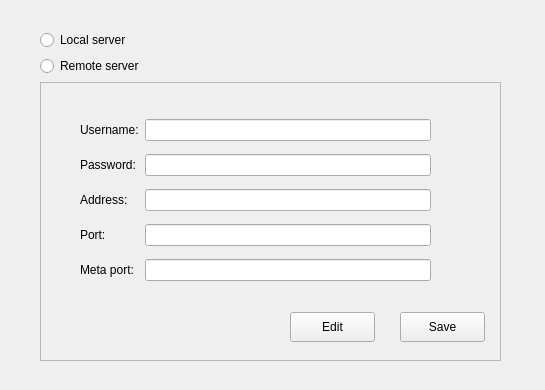
ilastik/ilastik, file ilastik/applets/serverConfiguration/serverConfig.ui: the form before one commit.
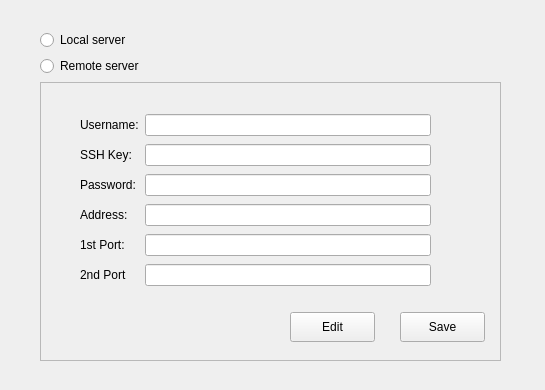
The form after the commit.

The edit to the form file:
```diff
--- a/ilastik/applets/serverConfiguration/serverConfig.ui
+++ b/ilastik/applets/serverConfiguration/serverConfig.ui
@@ -48,10 +48,20 @@
         </rect>
        </property>
        <layout class="QGridLayout" name="gridLayout_3">
-        <item row="1" column="0">
-         <widget class="QLabel" name="passwordLabel">
+        <item row="2" column="1">
+         <widget class="QLineEdit" name="password"/>
+        </item>
+        <item row="6" column="0">
+         <widget class="QLabel" name="port1Label">
           <property name="text">
-           <string>Password:</string>
+           <string>1st Port:</string>
+          </property>
+         </widget>
+        </item>
+        <item row="4" column="0">
+         <widget class="QLabel" name="addressLabel">
+          <property name="text">
+           <string>Address:</string>
           </property>
          </widget>
         </item>
@@ -65,38 +75,38 @@
         <item row="0" column="1">
          <widget class="QLineEdit" name="username"/>
         </item>
-        <item row="1" column="1">
-         <widget class="QLineEdit" name="password"/>
+        <item row="6" column="1">
+         <widget class="QLineEdit" name="port1"/>
         </item>
         <item row="2" column="0">
-         <widget class="QLabel" name="addressLabel">
+         <widget class="QLabel" name="passwordLabel">
           <property name="text">
-           <string>Address:</string>
+           <string>Password:</string>
           </property>
          </widget>
         </item>
-        <item row="3" column="0">
-         <widget class="QLabel" name="portLabel">
-          <property name="text">
-           <string>Port:</string>
-          </property>
-         </widget>
-        </item>
-        <item row="4" column="0">
-         <widget class="QLabel" name="meta_portLabel">
-          <property name="text">
-           <string>Meta port:</string>
-          </property>
-         </widget>
-        </item>
-        <item row="2" column="1">
-         <widget class="QLineEdit" name="address"/>
-        </item>
-        <item row="3" column="1">
-         <widget class="QLineEdit" name="port"/>
-        </item>
         <item row="4" column="1">
-         <widget class="QLineEdit" name="meta_port"/>
+         <widget class="QLineEdit" name="address"/>
+        </item>
+        <item row="7" column="1">
+         <widget class="QLineEdit" name="port2"/>
+        </item>
+        <item row="7" column="0">
+         <widget class="QLabel" name="port2Label">
+          <property name="text">
+           <string>2nd Port</string>
+          </property>
+         </widget>
+        </item>
+        <item row="1" column="1">
+         <widget class="QLineEdit" name="ssh_key"/>
+        </item>
+        <item row="1" column="0">
+         <widget class="QLabel" name="ssh_keyLabel">
+          <property name="text">
+           <string>SSH Key:</string>
+          </property>
+         </widget>
         </item>
        </layout>
       </widget>
```
Left out of the diff: 25 changed lines with no effect on the pictures.
